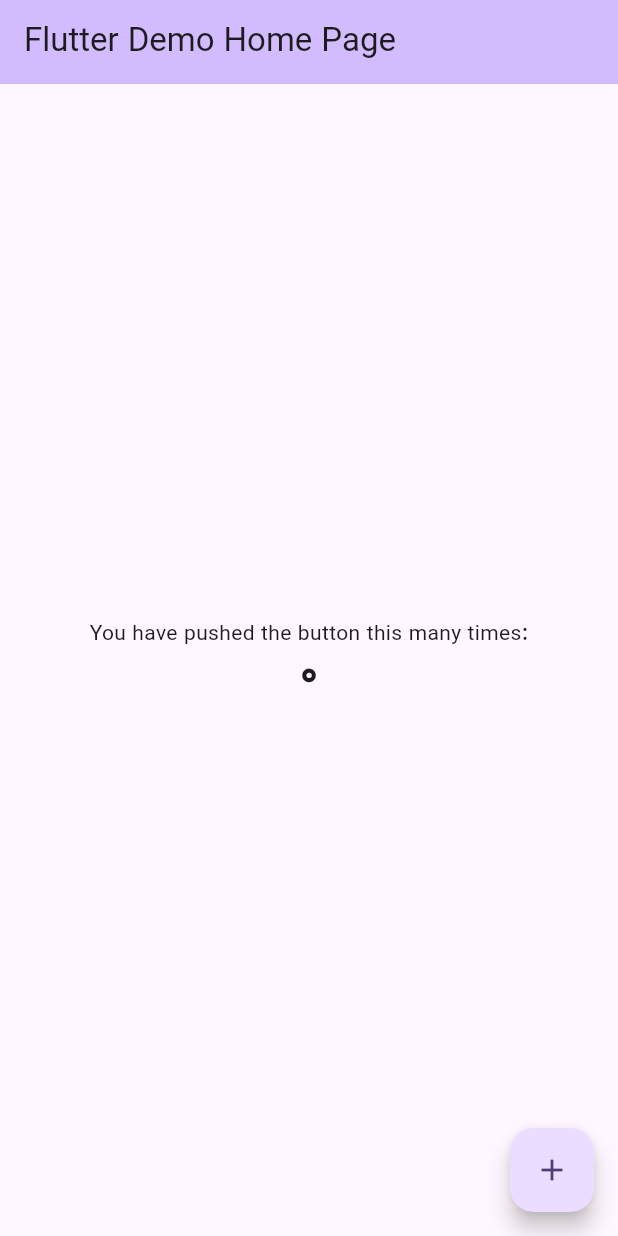
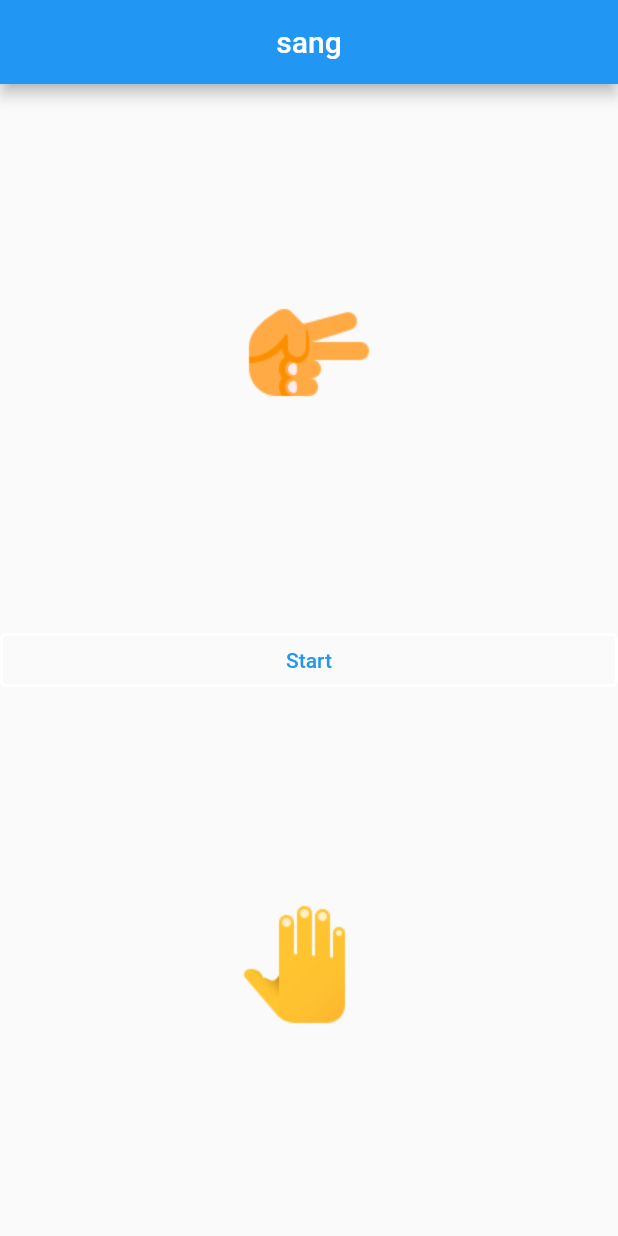
Before and after one commit to Milad-heydarloo/rock_paper_scisser, a Flutter app: the screen it shows after launch, on a phone screen of 412 x 824 dp. Run offline on Flutter 3.47's test engine with Material 2 defaults, Android fonts, the phone set to English and light mode, and no system bars.

```diff
--- a/lib/main.dart
+++ b/lib/main.dart
@@ -1,125 +1,58 @@
 import 'package:flutter/material.dart';
 
 void main() {
-  runApp(const MyApp());
+  runApp(run_run());
 }
 
-class MyApp extends StatelessWidget {
-  const MyApp({super.key});
-
-  // This widget is the root of your application.
-  @override
-  Widget build(BuildContext context) {
-    return MaterialApp(
-      title: 'Flutter Demo',
-      theme: ThemeData(
-          // This is the theme of your application.
-          //
-          // TRY THIS: Try running your application with "flutter run". You'll see
-          // the application has a blue toolbar. Then, without quitting the app,
-          // try changing the seedColor in the colorScheme below to Colors.green
-          // and then invoke "hot reload" (save your changes or press the "hot
-          // reload" button in a Flutter-supported IDE, or press "r" if you used
-          // the command line to start the app).
-          //
-          // Notice that the counter didn't reset back to zero; the application
-          // state is not lost during the reload. To reset the state, use hot
-          // restart instead.
-          //
-          // This works for code too, not just values: Most code changes can be
-          // tested with just a hot reload.
-          colorScheme: ColorScheme.fromSeed(seedColor: Colors.deepPurple),
-          useMaterial3: true,
-          fontFamily: 'vazir'),
-      home: const MyHomePage(title: 'Flutter Demo Home Page'),
-    );
-  }
-}
-
-class MyHomePage extends StatefulWidget {
-  const MyHomePage({super.key, required this.title});
-
-  // This widget is the home page of your application. It is stateful, meaning
-  // that it has a State object (defined below) that contains fields that affect
-  // how it looks.
-
-  // This class is the configuration for the state. It holds the values (in this
-  // case the title) provided by the parent (in this case the App widget) and
-  // used by the build method of the State. Fields in a Widget subclass are
-  // always marked "final".
-
-  final String title;
-
-  @override
-  State<MyHomePage> createState() => _MyHomePageState();
-}
-
-class _MyHomePageState extends State<MyHomePage> {
-  int _counter = 0;
-
-  void _incrementCounter() {
-    setState(() {
-      // This call to setState tells the Flutter framework that something has
-      // changed in this State, which causes it to rerun the build method below
-      // so that the display can reflect the updated values. If we changed
-      // _counter without calling setState(), then the build method would not be
-      // called again, and so nothing would appear to happen.
-      _counter++;
-    });
-  }
+class run_run extends StatelessWidget {
+  const run_run({super.key});
 
   @override
   Widget build(BuildContext context) {
-    // This method is rerun every time setState is called, for instance as done
-    // by the _incrementCounter method above.
-    //
-    // The Flutter framework has been optimized to make rerunning build methods
-    // fast, so that you can just rebuild anything that needs updating rather
-    // than having to individually change instances of widgets.
-    return Scaffold(
+    int a = 3;
+    int b = 2;
+    return MaterialApp(
+      home: Scaffold(
         appBar: AppBar(
-        // TRY THIS: Try changing the color here to a specific color (to
-        // Colors.amber, perhaps?) and trigger a hot reload to see the AppBar
-        // change color while the other colors stay the same.
-        backgroundColor: Theme.of(context).colorScheme.inversePrimary,
-        // Here we take the value from the MyHomePage object that was created by
-        // the App.build method, and use it to set our appbar title.
-        title: Text(widget.title),
+          title: Text(
+            'sang',
           ),
-      body: Center(
-        // Center is a layout widget. It takes a single child and positions it
-        // in the middle of the parent.
+          centerTitle: true,
+        ),
+        body: SafeArea(
           child: Column(
-          // Column is also a layout widget. It takes a list of children and
-          // arranges them vertically. By default, it sizes itself to fit its
-          // children horizontally, and tries to be as tall as its parent.
-          //
-          // Column has various properties to control how it sizes itself and
-          // how it positions its children. Here we use mainAxisAlignment to
-          // center the children vertically; the main axis here is the vertical
-          // axis because Columns are vertical (the cross axis would be
-          // horizontal).
-          //
-          // TRY THIS: Invoke "debug painting" (choose the "Toggle Debug Paint"
-          // action in the IDE, or press "p" in the console), to see the
-          // wireframe for each widget.
-          mainAxisAlignment: MainAxisAlignment.center,
-          children: <Widget>[
-            const Text(
-              'You have pushed the button this many times:',
+            mainAxisSize: MainAxisSize.max,
+            mainAxisAlignment: MainAxisAlignment.spaceEvenly,
+            crossAxisAlignment: CrossAxisAlignment.stretch,
+            children: [
+              Container(
+                height: 100,
+                width: 100,
+                child: Image(
+                  image: AssetImage(
+                    'images/$a.png',
                   ),
-            Text(
-              '$_counter',
-              style: Theme.of(context).textTheme.headlineMedium,
+                ),
+              ),
+              TextButton(
+                style: TextButton.styleFrom(
+                    side: BorderSide(width: 2, color: Colors.white)),
+                onPressed: () {},
+                child: Text('Start'),
+              ),
+              Container(
+                height: 100,
+                width: 100,
+                child: Image(
+                  image: AssetImage(
+                    'images/$b.png',
+                  ),
+                ),
               ),
             ],
           ),
         ),
-      floatingActionButton: FloatingActionButton(
-        onPressed: _incrementCounter,
-        tooltip: 'Increment',
-        child: const Icon(Icons.add),
-      ), // This trailing comma makes auto-formatting nicer for build methods.
+      ),
     );
   }
 }
```
Also changed, not shown: pubspec.yaml (+3 -4 lines), images/1.png (added), images/2.png (added), images/3.png (added), pubspec.lock. Lines whose indentation alone changed are shown as unchanged.
